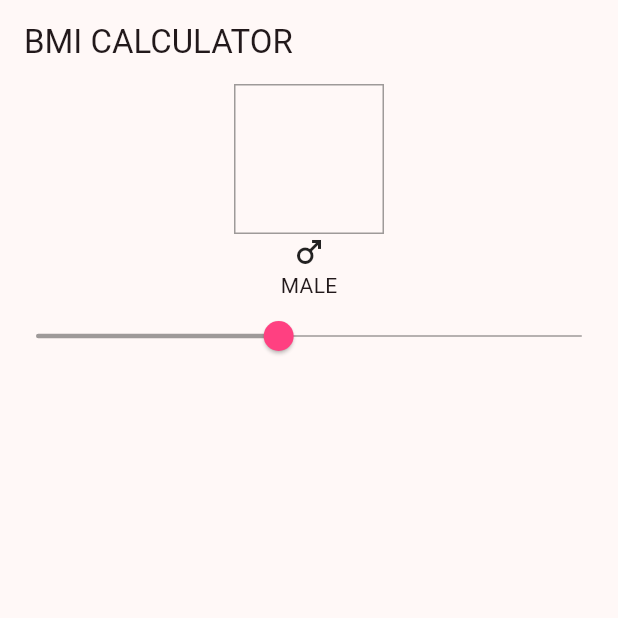
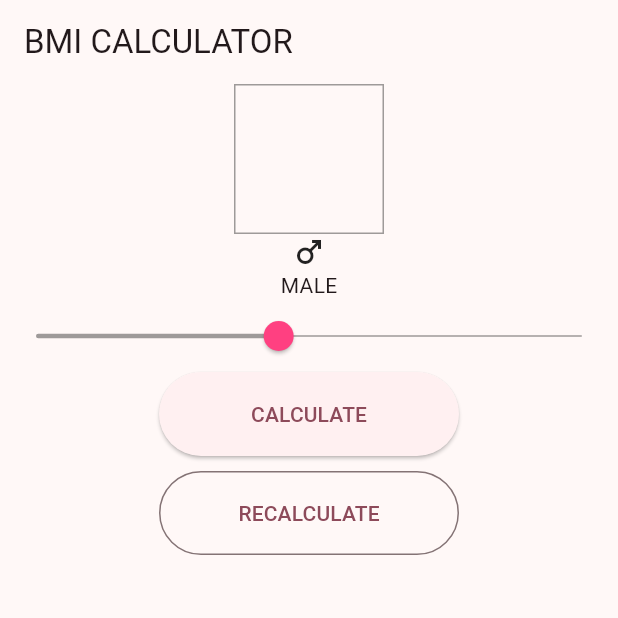
Before and after one commit to hippieperm/flutter_bmi_app, a Flutter app: the screen it shows after launch, on a phone screen of 412 x 824 dp, the top half of it. Run offline on Flutter 3.47's test engine with Material 3 defaults, Android fonts, the phone set to English and light mode, and no system bars.

Commit message:
홈 페이지에 버튼 추가: 'CALCULATE' 및 'RECALCULATE' 버튼 UI 요소 추가

```diff
--- a/lib/main.dart
+++ b/lib/main.dart
@@ -27,6 +27,7 @@ class MyApp extends StatelessWidget {
           trackHeight: 1,
         ),
       ),
+      // ===============================================
       darkTheme: ThemeData(
         colorScheme: ColorScheme.fromSeed(
           seedColor: Colors.pinkAccent,
--- a/lib/pages/home/home_page.dart
+++ b/lib/pages/home/home_page.dart
@@ -27,7 +27,24 @@ class HomePage extends StatelessWidget {
             min: 10,
             max: 100,
             onChanged: (v) {},
-          )
+          ),
+          SizedBox(
+            width: 200,
+            height: 56,
+            child: ElevatedButton(
+              onPressed: () {},
+              child: Text('CALCULATE'),
+            ),
+          ),
+          SizedBox(height: 10),
+          SizedBox(
+            width: 200,
+            height: 56,
+            child: OutlinedButton(
+              onPressed: () {},
+              child: Text('RECALCULATE'),
+            ),
+          ),
         ],
       ),
     );
```
